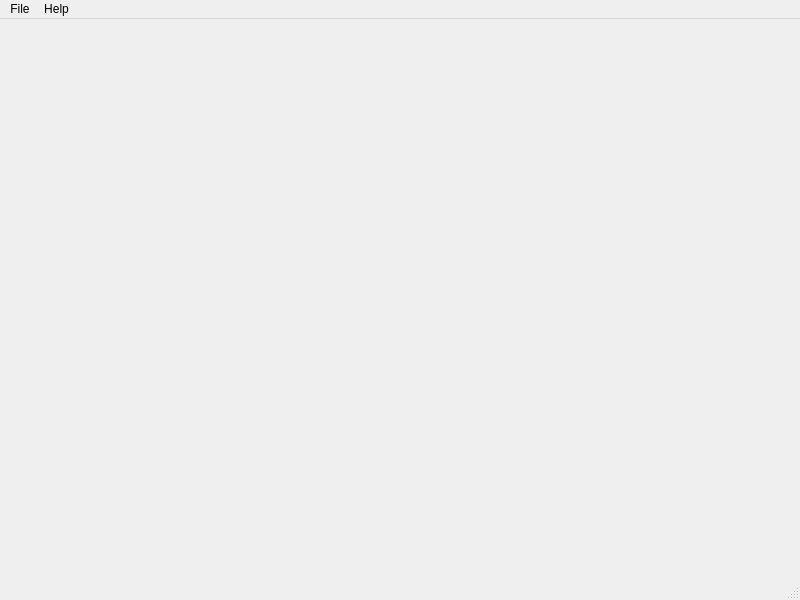
The window that interface/ecu_view/ecuview.ui (deninur2427/ecu_pnm) describes before a commit, drawn with Qt 5.
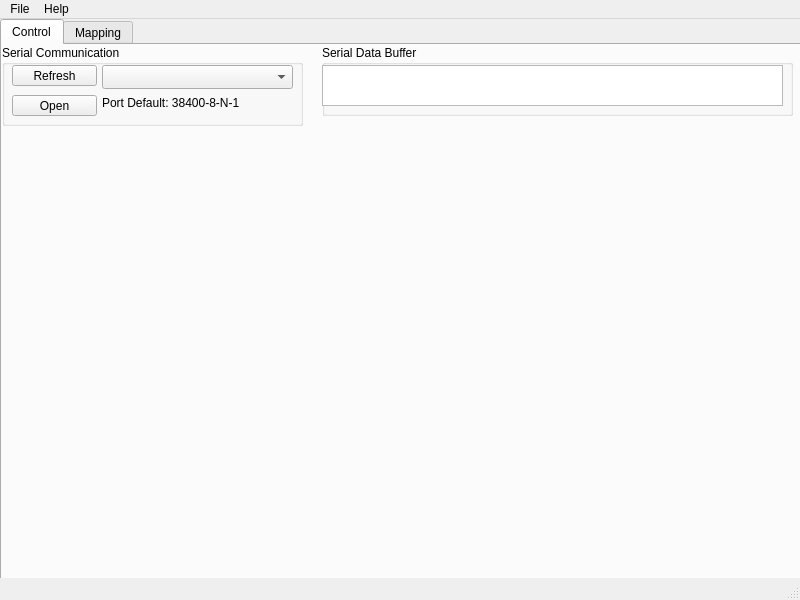
The same window after the commit. Icons and pictures are not drawn.

Commit message: Serial Port

```diff
--- a/interface/ecu_view/ecuview.ui
+++ b/interface/ecu_view/ecuview.ui
@@ -13,7 +13,119 @@
   <property name="windowTitle">
    <string>ecuView</string>
   </property>
-  <widget class="QWidget" name="centralwidget"/>
+  <widget class="QWidget" name="centralwidget">
+   <widget class="QTabWidget" name="tabMain">
+    <property name="geometry">
+     <rect>
+      <x>0</x>
+      <y>0</y>
+      <width>801</width>
+      <height>561</height>
+     </rect>
+    </property>
+    <property name="currentIndex">
+     <number>0</number>
+    </property>
+    <widget class="QWidget" name="tabControl">
+     <attribute name="title">
+      <string>Control</string>
+     </attribute>
+     <widget class="QGroupBox" name="grpSerialPort">
+      <property name="geometry">
+       <rect>
+        <x>0</x>
+        <y>0</y>
+        <width>301</width>
+        <height>81</height>
+       </rect>
+      </property>
+      <property name="title">
+       <string>Serial Communication</string>
+      </property>
+      <widget class="QPushButton" name="btnSerialPort">
+       <property name="geometry">
+        <rect>
+         <x>10</x>
+         <y>50</y>
+         <width>85</width>
+         <height>21</height>
+        </rect>
+       </property>
+       <property name="text">
+        <string>Open</string>
+       </property>
+      </widget>
+      <widget class="QComboBox" name="cmbSerialPort">
+       <property name="geometry">
+        <rect>
+         <x>100</x>
+         <y>20</y>
+         <width>191</width>
+         <height>24</height>
+        </rect>
+       </property>
+      </widget>
+      <widget class="QLabel" name="lblSerialPort">
+       <property name="geometry">
+        <rect>
+         <x>100</x>
+         <y>50</y>
+         <width>191</width>
+         <height>16</height>
+        </rect>
+       </property>
+       <property name="text">
+        <string>Port Default: 38400-8-N-1</string>
+       </property>
+      </widget>
+      <widget class="QPushButton" name="btnPortRefresh">
+       <property name="geometry">
+        <rect>
+         <x>10</x>
+         <y>20</y>
+         <width>85</width>
+         <height>21</height>
+        </rect>
+       </property>
+       <property name="text">
+        <string>Refresh</string>
+       </property>
+      </widget>
+     </widget>
+     <widget class="QGroupBox" name="grpSerialData">
+      <property name="geometry">
+       <rect>
+        <x>320</x>
+        <y>0</y>
+        <width>471</width>
+        <height>71</height>
+       </rect>
+      </property>
+      <property name="title">
+       <string>Serial Data Buffer</string>
+      </property>
+      <widget class="QPlainTextEdit" name="txtSerialData">
+       <property name="geometry">
+        <rect>
+         <x>0</x>
+         <y>20</y>
+         <width>461</width>
+         <height>41</height>
+        </rect>
+       </property>
+       <property name="readOnly">
+        <bool>true</bool>
+       </property>
+      </widget>
+     </widget>
+    </widget>
+    <widget class="QWidget" name="tabMapping">
+     <attribute name="title">
+      <string>Mapping</string>
+     </attribute>
+    </widget>
+   </widget>
+  </widget>
   <widget class="QMenuBar" name="menubar">
    <property name="geometry">
     <rect>
```
Left out of the diff: 2 changed lines with no effect on the pictures. The commit also changes 2 other files.
